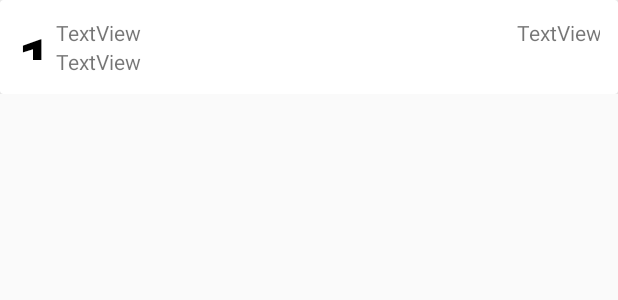
After one commit to AllyInnes99/medapp, an Android app: the layout my_row.xml on its own in the app's theme, with its tools: preview values and no code run, on a phone screen of 412 x 824 dp. The commit adds this screen. Shown: the top 300 px of the screen. Run offline under Robolectric (Android 15) with nearby library versions, the phone set to English and light mode, and no system bars.

Commit message:
can now view database contents on home screen

```diff
--- a/src/PrescriptionApp/app/src/main/res/layout/activity_main.xml
+++ b/src/PrescriptionApp/app/src/main/res/layout/activity_main.xml
@@ -21,12 +21,13 @@
         tools:ignore="MissingConstraints" />
 
     <ListView
-        android:id="@+id/list_view"
+        android:id="@+id/listView"
         android:layout_width="409dp"
         android:layout_height="641dp"
         app:layout_constraintBottom_toBottomOf="parent"
         app:layout_constraintEnd_toEndOf="parent"
         app:layout_constraintStart_toStartOf="parent"
-        app:layout_constraintTop_toTopOf="parent" />
+        app:layout_constraintTop_toTopOf="parent"
+        app:layout_constraintVertical_bias="0.022" />
 
 </androidx.constraintlayout.widget.ConstraintLayout>
--- /dev/null
+++ b/src/PrescriptionApp/app/src/main/res/layout/my_row.xml
@@ -0,0 +1,60 @@
+<?xml version="1.0" encoding="utf-8"?>
+<LinearLayout xmlns:android="http://schemas.android.com/apk/res/android"
+    xmlns:app="http://schemas.android.com/apk/res-auto"
+    xmlns:tools="http://schemas.android.com/tools"
+    android:orientation="vertical" android:layout_width="match_parent"
+    android:layout_height="wrap_content">
+
+    <androidx.cardview.widget.CardView
+        android:layout_width="match_parent"
+        android:layout_height="wrap_content" >
+
+        <androidx.constraintlayout.widget.ConstraintLayout
+            android:layout_width="match_parent"
+            android:layout_height="wrap_content"
+            android:padding="12dp">
+
+            <TextView
+                android:id="@+id/med_id_txt"
+                android:layout_width="17dp"
+                android:layout_height="28dp"
+                android:text="1"
+                android:textSize="40sp"
+                android:textStyle="bold"
+                android:textColor="#000"
+                app:layout_constraintStart_toStartOf="parent"
+                app:layout_constraintTop_toTopOf="parent" />
+
+            <TextView
+                android:id="@+id/med_name_txt"
+                android:layout_width="wrap_content"
+                android:layout_height="wrap_content"
+                android:layout_marginStart="8dp"
+                android:layout_marginLeft="8dp"
+                android:text="TextView"
+                app:layout_constraintStart_toEndOf="@+id/med_id_txt"
+                app:layout_constraintTop_toTopOf="parent" />
+
+            <TextView
+                android:id="@+id/med_taken_txt"
+                android:layout_width="wrap_content"
+                android:layout_height="wrap_content"
+                android:layout_marginStart="316dp"
+                android:layout_marginLeft="316dp"
+                android:text="TextView"
+                app:layout_constraintEnd_toEndOf="parent"
+                app:layout_constraintStart_toEndOf="@+id/med_id_txt"
+                app:layout_constraintTop_toTopOf="parent" />
+
+            <TextView
+                android:id="@+id/med_qty_txt"
+                android:layout_width="wrap_content"
+                android:layout_height="wrap_content"
+                android:layout_marginStart="8dp"
+                android:layout_marginLeft="8dp"
+                android:text="TextView"
+                app:layout_constraintStart_toEndOf="@+id/med_id_txt"
+                app:layout_constraintTop_toBottomOf="@+id/med_name_txt" />
+        </androidx.constraintlayout.widget.ConstraintLayout>
+    </androidx.cardview.widget.CardView>
+</LinearLayout>
```
Also changed, not shown: src/PrescriptionApp/app/src/main/java/com/example/prescriptionapp/CustomAdapter.java (added, +61 -0 lines), src/PrescriptionApp/app/src/main/java/com/example/prescriptionapp/MainActivity.java (+16 -13 lines).
